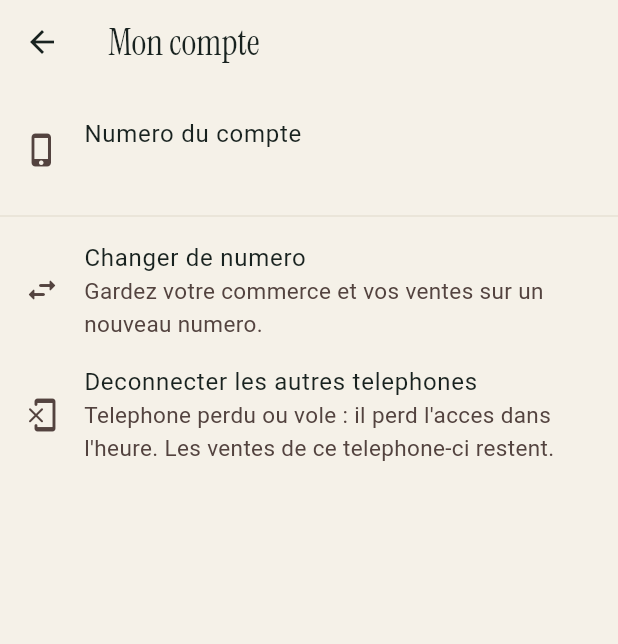
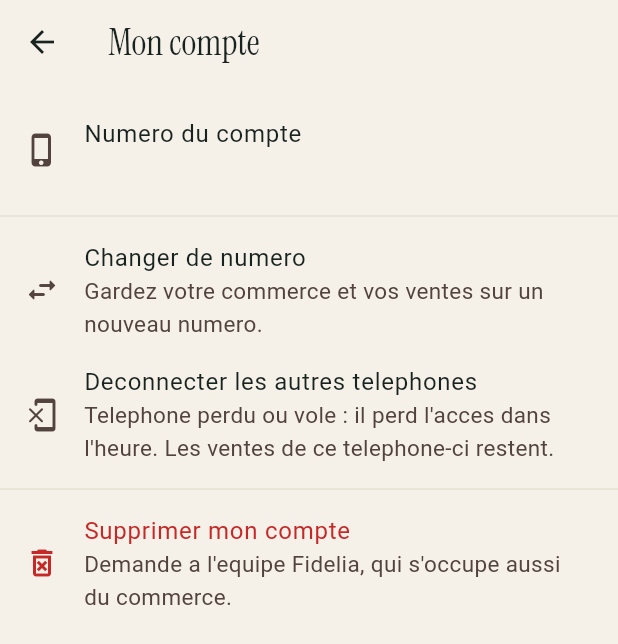
Before and after one commit to giss1408/djassa-App-retailer, a Flutter app: the AccountScreen screen opened directly, on a phone screen of 412 x 824 dp. Shown: the top 644 px of the screen. Run offline on Flutter 3.47's test engine with Material 3 defaults, Android fonts, the phone set to English and light mode, and no system bars; our stand-ins replace flutter_riverpod, flutter_secure_storage, geolocator, image_picker, qr_flutter, sqflite; accounts and stored records are empty.

Commit message:
Let merchants and cashiers ask for their account to be deleted
Google Play requires a way to delete an account from the app. A shop's
account is not deleted on the spot: its sales are the shop's records, so
Compte → Supprimer mon compte sends a request (POST
/api/account/deletion-request) that the team settles within 30 days, starting
with the shop.

Co-Authored-By: Claude Opus 5.5 <noreply@anthropic.com>

```diff
--- a/lib/l10n/strings.dart
+++ b/lib/l10n/strings.dart
@@ -53,6 +53,13 @@ class Strings {
   static const signOutOthersHint = 'Telephone perdu ou vole : il perd l\'acces dans l\'heure. Les ventes de ce telephone-ci restent.';
   static const signOutOthersConfirm = 'Deconnecter tous les autres telephones ?';
   static const signOutOthersDone = 'Les autres telephones sont deconnectes.';
+  static const deleteAccount = 'Supprimer mon compte';
+  static const deleteAccountHint = 'Demande a l\'equipe Fidelia, qui s\'occupe aussi du commerce.';
+  static const deleteAccountConfirm = 'Demander la suppression de votre compte ?';
+  static const deleteAccountWarning =
+      'L\'equipe Fidelia vous contacte, regle la suite du commerce avec vous, puis supprime votre compte et votre numero sous 30 jours.';
+  static const deleteAccountAction = 'Envoyer la demande';
+  static const deleteAccountSent = 'Demande envoyee';
   static const lostNumber = 'Numero perdu ?';
   static const lostNumberTitle = 'Recuperer mon commerce';
   static const lostNumberIntro = 'Votre ancien numero ne marche plus ? Verifiez votre nouveau numero, puis dites-nous qui vous etes. Fidelia vous appelle et transfere votre commerce.';
```
Also changed, not shown: lib/features/account_screen.dart (+44 -0 lines).
